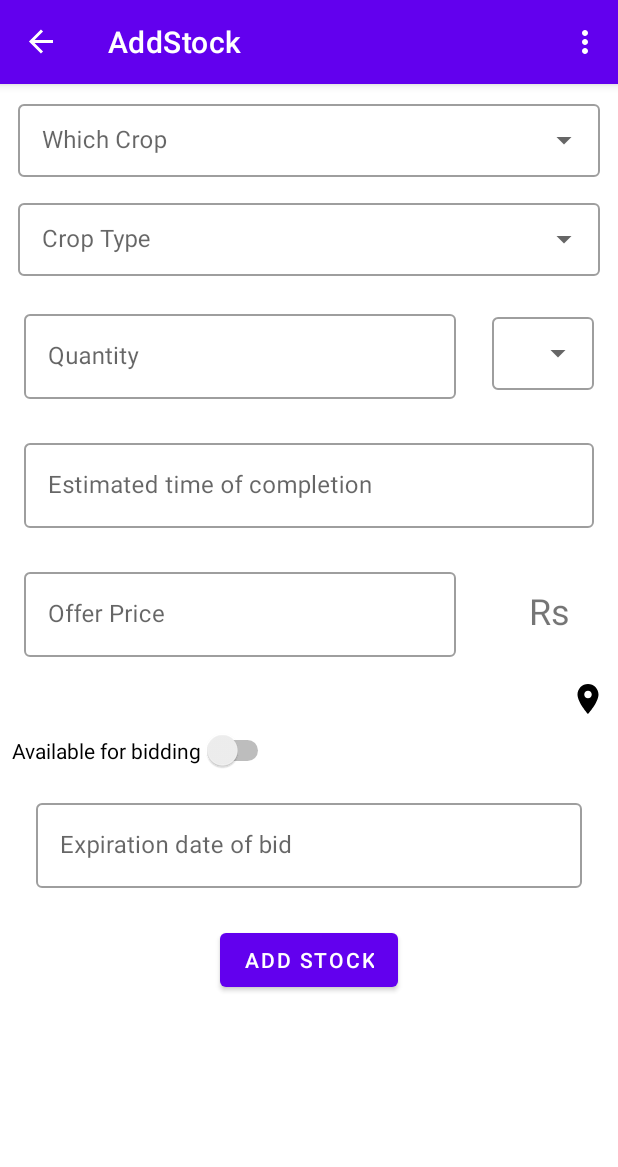
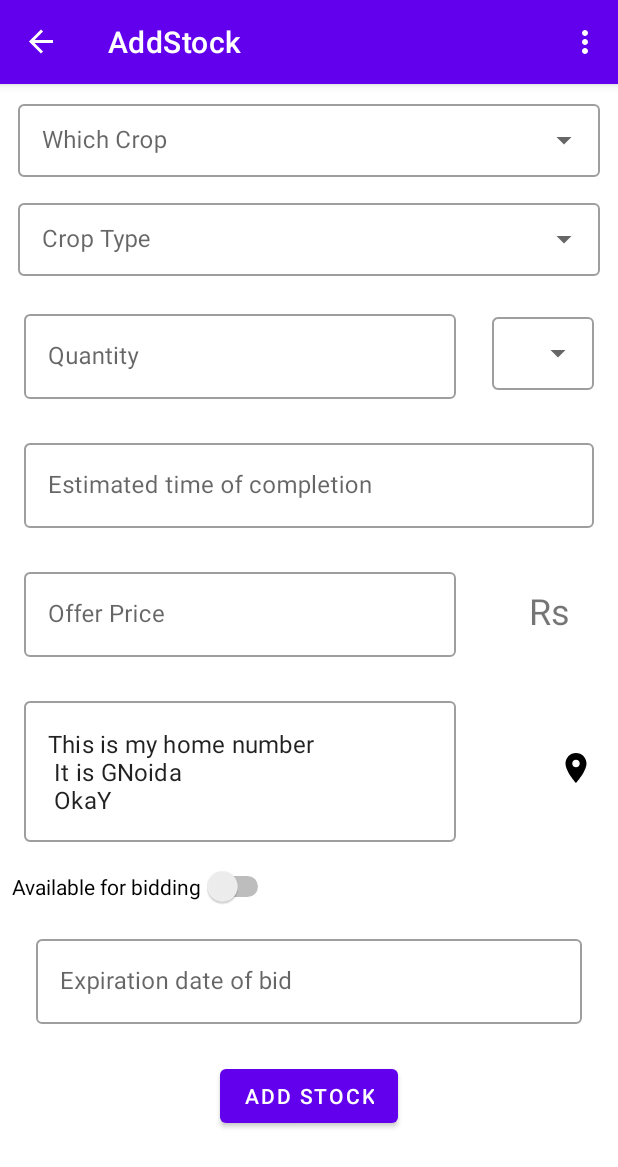
Before and after one commit to Kavya-24/E-Mandi, an Android app: the screen it shows after launch (MainActivity), after a tap on an icon or button, on a phone screen of 412 x 824 dp. Shown: the top 1167 px of the screen. Run offline under Robolectric (Android 15) with nearby library versions, the phone set to English and light mode, and no system bars; our stand-ins replace navigation-ui; 3 statements that could not run were skipped.

Commit message:
Add maps in Add Stock Location

```diff
--- a/app/src/main/java/com/example/mandiexe/models/ContactOwner.kt
+++ b/app/src/main/java/com/example/mandiexe/models/ContactOwner.kt
@@ -3,7 +3,7 @@ package com.example.mandiexe.models
 data class ContactOwner(
     val id: String,
     val name: String,
-    val ownerLocation: LocationOrigin,
+    val ownerLocation: LocationObject,
     val number: String,
     val email: String
 )
--- a/app/src/main/java/com/example/mandiexe/models/response/StockResponse.kt
+++ b/app/src/main/java/com/example/mandiexe/models/response/StockResponse.kt
@@ -1,13 +1,13 @@
 package com.example.mandiexe.models.response
 
 import com.example.mandiexe.models.ContactOwner
-import com.example.mandiexe.models.LocationOrigin
+import com.example.mandiexe.models.LocationObject
 import java.util.*
 
 data class StockResponse(
     val crop: String,
     val quantity: String,
-    val location: LocationOrigin,
+    val location: LocationObject,
     val price: String,
     val readyDate: Date,
     val postedDate: Date,
--- a/app/src/main/java/com/example/mandiexe/ui/home/AddStock.kt
+++ b/app/src/main/java/com/example/mandiexe/ui/home/AddStock.kt
@@ -3,12 +3,15 @@ package com.example.mandiexe.ui.home
 import android.app.DatePickerDialog
 import android.app.DatePickerDialog.OnDateSetListener
 import android.os.Bundle
+import android.util.Log
 import android.view.LayoutInflater
 import android.view.View
 import android.view.ViewGroup
 import android.widget.EditText
+import android.widget.ImageView
 import androidx.fragment.app.Fragment
 import androidx.lifecycle.ViewModelProviders
+import androidx.navigation.findNavController
 import com.example.mandiexe.R
 import com.example.mandiexe.viewmodels.AddStockViewModel
 import java.text.SimpleDateFormat
@@ -26,10 +29,13 @@ class AddStock : Fragment() {
     private lateinit var viewModel: AddStockViewModel
     private lateinit var root: View
     private val myCalendar = Calendar.getInstance()
+    private val TAG = AddStock::class.java.simpleName
 
     //UI variables
     private lateinit var etEst: EditText
     private lateinit var etExp: EditText
+    private lateinit var ivLocation: ImageView
+    private lateinit var etAddress: EditText
 
     override fun onCreateView(
         inflater: LayoutInflater, container: ViewGroup?,
@@ -41,7 +47,17 @@ class AddStock : Fragment() {
         //UI Init
         etEst = root.findViewById(R.id.etEstDate)
         etExp = root.findViewById(R.id.etExpDate)
+        ivLocation = root.findViewById(R.id.iv_location)
+        etAddress = root.findViewById(R.id.actv_address)
 
+
+        //The address will either be preset or will come as an argument from Map Activity
+        if (arguments != null) {
+            //Set the address in the box trimmed
+            etAddress.setText(requireArguments().getString("fetchedLocation").toString())
+
+            Log.e(TAG, "Argument str is" + etAddress.text.toString())
+        }
 
         //Date Instance
         val dateEst =
@@ -91,7 +107,11 @@ class AddStock : Fragment() {
             }
         }
 
+        ivLocation.setOnClickListener {
+            //Start an activity
+            root.findNavController().navigate(R.id.action_addStock_to_mapActivity)
 
+        }
 
 
 
@@ -120,6 +140,7 @@ class AddStock : Fragment() {
     override fun onActivityCreated(savedInstanceState: Bundle?) {
         super.onActivityCreated(savedInstanceState)
         viewModel = ViewModelProviders.of(this).get(AddStockViewModel::class.java)
+
     }
 
 
--- a/app/src/main/res/layout/add_stock_fragment.xml
+++ b/app/src/main/res/layout/add_stock_fragment.xml
@@ -143,26 +143,37 @@
             app:layout_constraintStart_toStartOf="@id/tilQUnit"
             app:layout_constraintTop_toBottomOf="@id/tilEstDate" />
 
-        <TextView
+        <com.google.android.material.textfield.TextInputLayout
             android:id="@+id/tv_address"
+            style="@style/OutlinedTextBox"
             android:layout_width="0dp"
             android:layout_height="wrap_content"
             android:layout_margin="@dimen/space"
-            android:maxLines="4"
-            android:textSize="18sp"
+            android:orientation="horizontal"
             app:layout_constraintEnd_toStartOf="@id/tilQUnit"
             app:layout_constraintStart_toStartOf="parent"
-            app:layout_constraintTop_toBottomOf="@id/tilOfferPrice"
-            tools:text="@tools:sample/lorem" />
+            app:layout_constraintTop_toBottomOf="@id/tilOfferPrice">
+
+
+            <EditText
+                android:id="@+id/actv_address"
+                android:layout_width="match_parent"
+                android:layout_height="wrap_content"
+                android:inputType="none"
+                android:text="@string/multi" />
+
+        </com.google.android.material.textfield.TextInputLayout>
 
         <ImageView
             android:id="@+id/iv_location"
             android:layout_width="wrap_content"
             android:layout_height="wrap_content"
             android:layout_margin="@dimen/space"
+            android:padding="@dimen/space"
             android:src="@drawable/ic_location_on_black_24dp"
+            app:layout_constraintBottom_toBottomOf="@id/tv_address"
             app:layout_constraintEnd_toEndOf="parent"
-            app:layout_constraintTop_toBottomOf="@id/tilOfferPrice" />
+            app:layout_constraintTop_toTopOf="@id/tv_address" />
 
 
         <Switch
--- a/app/src/main/res/navigation/mobile_navigation.xml
+++ b/app/src/main/res/navigation/mobile_navigation.xml
@@ -40,5 +40,23 @@
         <action
             android:id="@+id/action_addStock_to_nav_home"
             app:destination="@id/nav_home" />
+        <action
+            android:id="@+id/action_addStock_to_mapActivity"
+            app:destination="@id/mapActivity" />
+        <argument
+            android:name="fetchedLocation"
+            app:argType="string"
+            app:nullable="true" />
+
+    </fragment>
+    <fragment
+        android:id="@+id/mapActivity"
+        android:name="com.example.mandiexe.ui.home.MapActivity"
+        android:label="Map"
+        tools:layout="@layout/map_fragment">
+        <action
+            android:id="@+id/action_mapActivity_to_addStock"
+            app:destination="@id/addStock" />
+
     </fragment>
 </navigation>
--- /dev/null
+++ b/app/src/main/res/values/map_api.xml
@@ -0,0 +1,6 @@
+<?xml version="1.0" encoding="utf-8"?>
+<resources>
+    <string name="map_key" translatable="false">
+        AIzaSyCqdfO3-CI0zxwSTJNh-Mg2hmIwv6tVQi0
+    </string>
+</resources>
--- a/app/src/main/res/values/strings.xml
+++ b/app/src/main/res/values/strings.xml
@@ -43,4 +43,7 @@
     <string name="error_please_check_internet">Please check your internet connection</string>
     <string name="error_request_timed_out">Request timed out</string>
     <string name="error_something_went_wrong">Something went wrong</string>
+    <string name="you_are_here">You are here</string>
+    <string name="maddress_and_lorem">mAddress and Lorem</string>
+    <string name="multi">This is my home number \n It is GNoida \n OkaY</string>
 </resources>
```
Also changed, not shown: app/build.gradle (+8 -0 lines), app/src/main/AndroidManifest.xml (+7 -0 lines), app/src/main/java/com/example/mandiexe/models/LocationObject.kt (added, +13 -0 lines), app/src/main/java/com/example/mandiexe/models/LocationOrigin.kt (deleted, +0 -10 lines), app/src/main/java/com/example/mandiexe/ui/home/MapActivity.kt (added, +223 -0 lines), app/src/main/res/drawable/ic_check_black_24dp.xml (added, +9 -0 lines), app/src/main/res/layout/item_price.xml (deleted, +0 -55 lines), app/src/main/res/layout/map_fragment.xml (added, +21 -0 lines), gradle.properties (line endings or trailing spaces).
